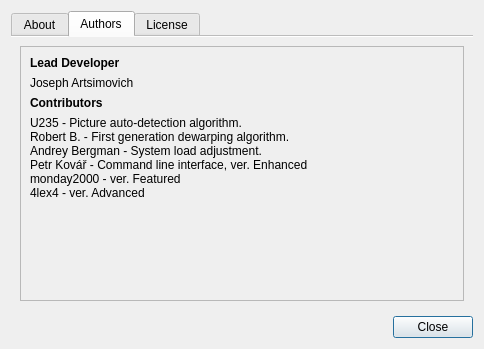
4lex4/scantailor-advanced, file ui/AboutDialog.ui: the form before one commit.
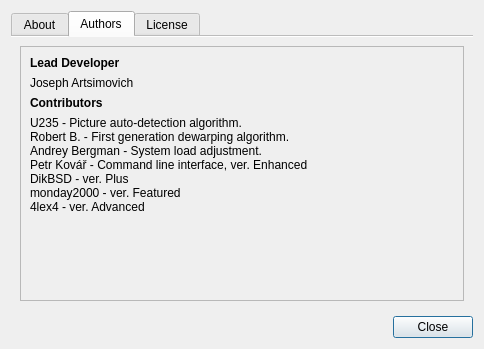
The form after the commit. The open tabs and pages were chosen to show the change. Icons and pictures are not drawn.

The edit to the form file:
```diff
--- a/ui/AboutDialog.ui
+++ b/ui/AboutDialog.ui
@@ -111,8 +111,8 @@
            <rect>
             <x>0</x>
             <y>0</y>
-            <width>270</width>
-            <height>161</height>
+            <width>444</width>
+            <height>261</height>
            </rect>
           </property>
           <layout class="QVBoxLayout" name="verticalLayout_2">
@@ -179,6 +179,13 @@
                </property>
               </widget>
              </item>
+             <item>
+              <widget class="QLabel" name="label_16">
+               <property name="text">
+                <string>DikBSD - ver. Plus</string>
+               </property>
+              </widget>
+             </item>
              <item>
               <widget class="QLabel" name="label_29">
                <property name="text">
```
